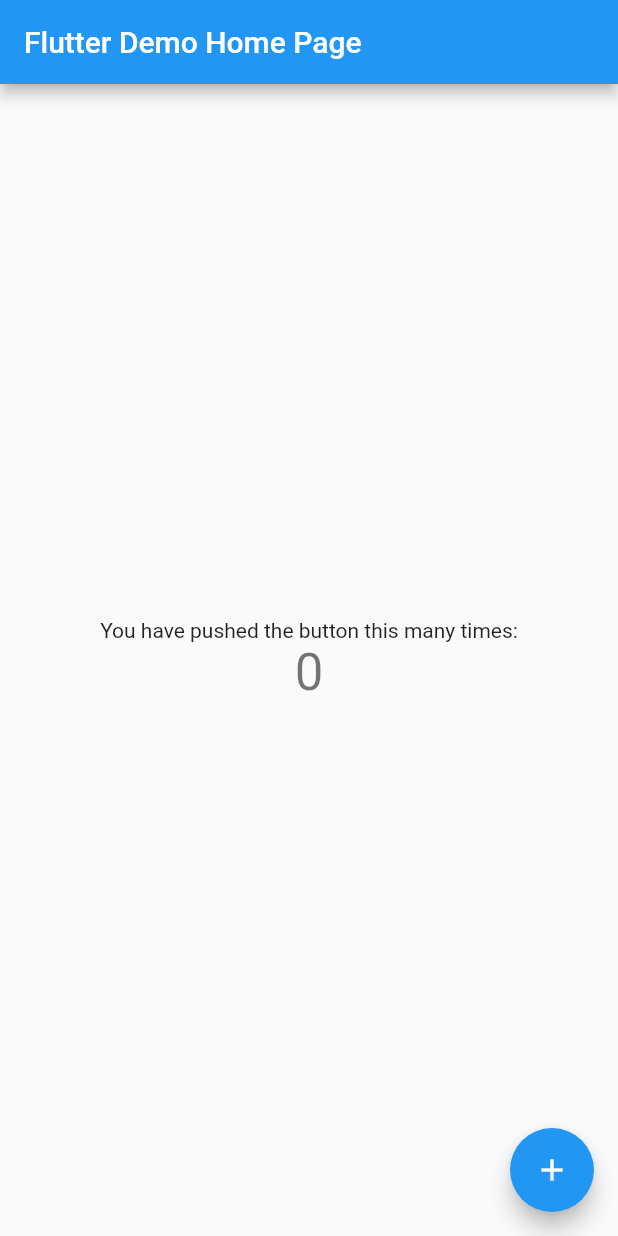
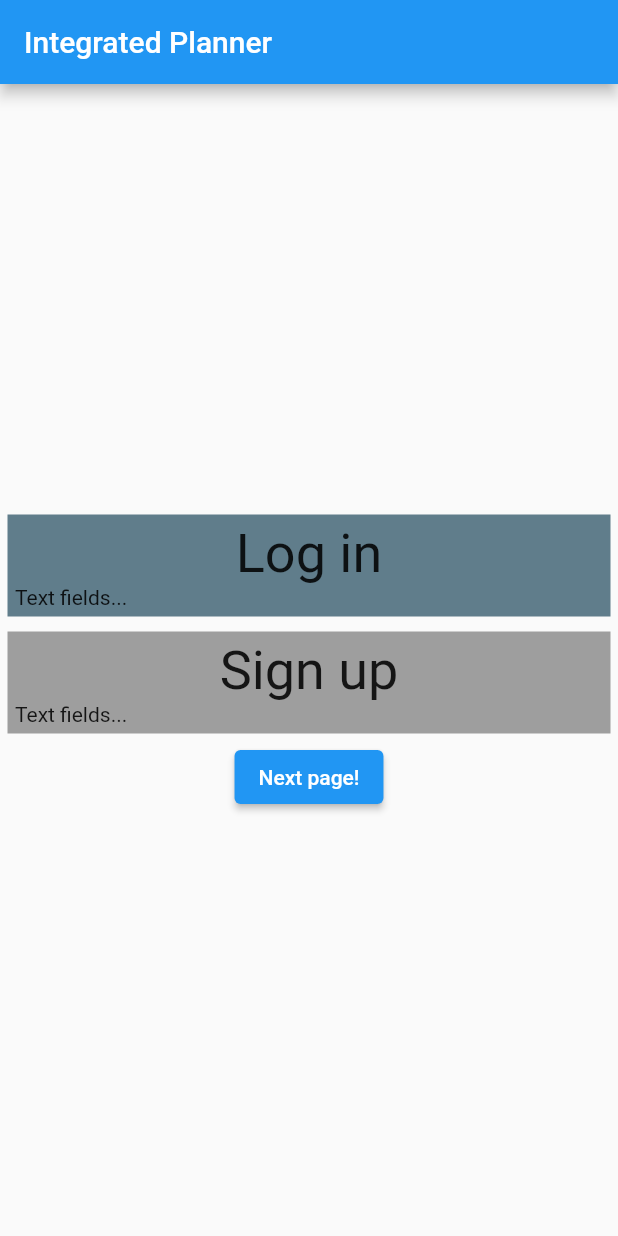
Before and after one commit to AndrewHC36/integrated-planner, a Flutter app: the screen it shows after launch, on a phone screen of 412 x 824 dp. Run offline on Flutter 3.47's test engine with Material 2 defaults, Android fonts, the phone set to English and light mode, and no system bars.

Commit message:
Basic UI layout developed

```diff
--- a/lib/main.dart
+++ b/lib/main.dart
@@ -1,4 +1,5 @@
 import 'package:flutter/material.dart';
+import 'package:integrated_planner/checklist.dart';
 
 void main() {
   runApp(const MyApp());
@@ -11,7 +12,7 @@ class MyApp extends StatelessWidget {
   @override
   Widget build(BuildContext context) {
     return MaterialApp(
-      title: 'Flutter Demo',
+      title: 'Integrated Planner',
       theme: ThemeData(
         // This is the theme of your application.
         //
@@ -24,22 +25,13 @@ class MyApp extends StatelessWidget {
         // is not restarted.
         primarySwatch: Colors.blue,
       ),
-      home: const MyHomePage(title: 'Flutter Demo Home Page'),
+      home: const MyHomePage(title: 'Integrated Planner'),
     );
   }
 }
 
 class MyHomePage extends StatefulWidget {
   const MyHomePage({Key? key, required this.title}) : super(key: key);
-
-  // This widget is the home page of your application. It is stateful, meaning
-  // that it has a State object (defined below) that contains fields that affect
-  // how it looks.
-
-  // This class is the configuration for the state. It holds the values (in this
-  // case the title) provided by the parent (in this case the App widget) and
-  // used by the build method of the State. Fields in a Widget subclass are
-  // always marked "final".
 
   final String title;
 
@@ -48,68 +40,66 @@ class MyHomePage extends StatefulWidget {
 }
 
 class _MyHomePageState extends State<MyHomePage> {
-  int _counter = 0;
-
-  void _incrementCounter() {
-    setState(() {
-      // This call to setState tells the Flutter framework that something has
-      // changed in this State, which causes it to rerun the build method below
-      // so that the display can reflect the updated values. If we changed
-      // _counter without calling setState(), then the build method would not be
-      // called again, and so nothing would appear to happen.
-      _counter++;
-    });
-  }
 
   @override
   Widget build(BuildContext context) {
-    // This method is rerun every time setState is called, for instance as done
-    // by the _incrementCounter method above.
-    //
-    // The Flutter framework has been optimized to make rerunning build methods
-    // fast, so that you can just rebuild anything that needs updating rather
-    // than having to individually change instances of widgets.
     return Scaffold(
       appBar: AppBar(
-        // Here we take the value from the MyHomePage object that was created by
-        // the App.build method, and use it to set our appbar title.
         title: Text(widget.title),
       ),
       body: Center(
-        // Center is a layout widget. It takes a single child and positions it
-        // in the middle of the parent.
         child: Column(
-          // Column is also a layout widget. It takes a list of children and
-          // arranges them vertically. By default, it sizes itself to fit its
-          // children horizontally, and tries to be as tall as its parent.
-          //
-          // Invoke "debug painting" (press "p" in the console, choose the
-          // "Toggle Debug Paint" action from the Flutter Inspector in Android
-          // Studio, or the "Toggle Debug Paint" command in Visual Studio Code)
-          // to see the wireframe for each widget.
-          //
-          // Column has various properties to control how it sizes itself and
-          // how it positions its children. Here we use mainAxisAlignment to
-          // center the children vertically; the main axis here is the vertical
-          // axis because Columns are vertical (the cross axis would be
-          // horizontal).
           mainAxisAlignment: MainAxisAlignment.center,
           children: <Widget>[
-            const Text(
-              'You have pushed the button this many times:',
+            Container(
+              child: Column(
+                crossAxisAlignment: CrossAxisAlignment.stretch,
+
+                children: const [
+                  Text(
+                    "Log in",
+                    style: TextStyle(
+                      fontSize: 36.0,
+                    ),
+                    textAlign: TextAlign.center,
+                  ),
+                  Text("Text fields...")
+                ],
+              ),
+              color: Colors.blueGrey,
+              padding: EdgeInsets.all(5.0),
+              margin: EdgeInsets.all(5.0),
             ),
-            Text(
-              '$_counter',
-              style: Theme.of(context).textTheme.headline4,
+            Container(
+              child: Column(
+                crossAxisAlignment: CrossAxisAlignment.stretch,
+                children: const [
+                  Text(
+                    "Sign up",
+                    style: TextStyle(
+                      fontSize: 36.0,
+                    ),
+                    textAlign: TextAlign.center,
+                  ),
+                  Text("Text fields...")
+                ],
+              ),
+              color: Colors.grey,
+              padding: EdgeInsets.all(5.0),
+              margin: EdgeInsets.all(5.0),
+            ),
+            ElevatedButton(
+              onPressed: () {
+                Navigator.push(
+                    context,
+                    MaterialPageRoute(builder: (BuildContext context) => Checklist())
+                );
+              },
+              child: const Text("Next page!"),
             ),
           ],
         ),
       ),
-      floatingActionButton: FloatingActionButton(
-        onPressed: _incrementCounter,
-        tooltip: 'Increment',
-        child: const Icon(Icons.add),
-      ), // This trailing comma makes auto-formatting nicer for build methods.
     );
   }
 }
```
Also changed, not shown: lib/add_task.dart (added, +46 -0 lines), lib/checklist.dart (added, +60 -0 lines).
